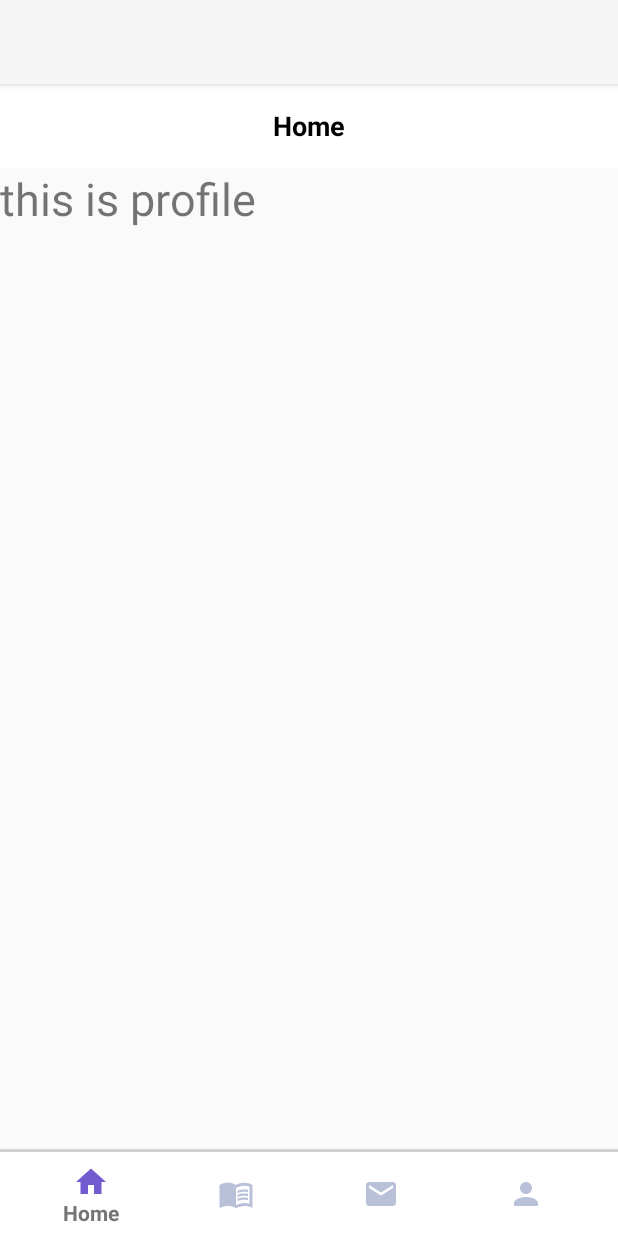
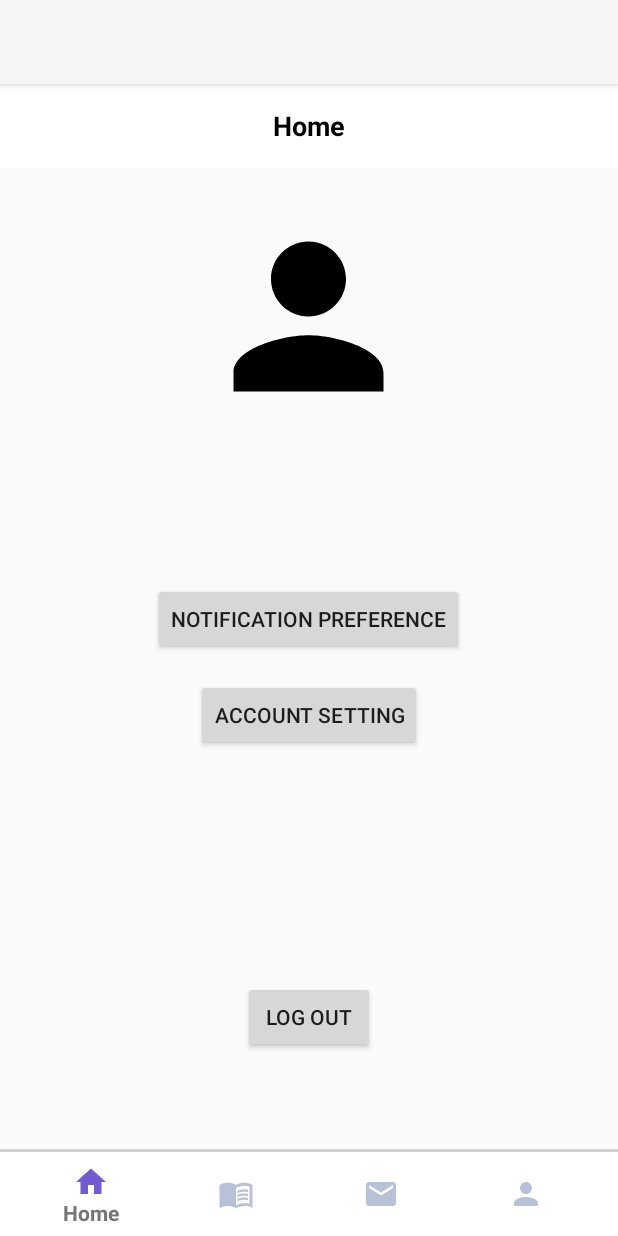
Before and after one commit to yyfyyfstudy1/schoolAssistantGPT, an Android app: the fragment profileFragment placed in its activity, on a phone screen of 412 x 824 dp. Run offline under Robolectric (Android 15) with nearby library versions, the phone set to English and light mode, and no system bars; our stand-ins replace Firebase (no records; nobody signed in at launch, a user with empty details on screens opened directly); 1 statement that could not run was skipped.

Commit message:
Update profile fragment visual

```diff
--- a/app/src/main/java/comp5216/sydney/edu/au/learn/fragment/profileFragment.java
+++ b/app/src/main/java/comp5216/sydney/edu/au/learn/fragment/profileFragment.java
@@ -4,14 +4,22 @@ import android.os.Bundle;
 import android.view.LayoutInflater;
 import android.view.View;
 import android.view.ViewGroup;
+import android.widget.TextView;
 
 import androidx.annotation.NonNull;
 import androidx.annotation.Nullable;
 import androidx.fragment.app.Fragment;
 
+import com.google.firebase.auth.FirebaseAuth;
+import com.google.firebase.auth.FirebaseUser;
+
 import comp5216.sydney.edu.au.learn.R;
 
 public class profileFragment extends Fragment {
+
+    private TextView nameTextView;
+    private TextView emailTextView;
+
     @Nullable
     @Override
     public View onCreateView(@NonNull LayoutInflater inflater, @Nullable ViewGroup container, @Nullable Bundle savedInstanceState) {
@@ -22,6 +30,20 @@ public class profileFragment extends Fragment {
     @Override
     public void onViewCreated(@NonNull View view, @Nullable Bundle savedInstanceState) {
         super.onViewCreated(view, savedInstanceState);
+        FirebaseUser user = FirebaseAuth.getInstance().getCurrentUser();
+
+        nameTextView = view.findViewById(R.id.profileName);
+        emailTextView = view.findViewById(R.id.profileEmail);
+
+        if(user != null) {
+            String userName = user.getDisplayName();
+            String userEmail = user.getEmail();
+
+            if(userName != null)
+                nameTextView.setText(userName);
+            if(userEmail != null)
+                emailTextView.setText(userEmail);
+        }
 
     }
 }
--- a/app/src/main/res/layout/fragment_profile.xml
+++ b/app/src/main/res/layout/fragment_profile.xml
@@ -1,12 +1,68 @@
 <?xml version="1.0" encoding="utf-8"?>
-<LinearLayout xmlns:android="http://schemas.android.com/apk/res/android"
+<RelativeLayout xmlns:android="http://schemas.android.com/apk/res/android"
     android:layout_width="match_parent"
     android:layout_height="match_parent">
 
+    <!-- Profile Image -->
+    <ImageView
+        android:id="@+id/profile_image"
+        android:layout_width="150dp"
+        android:layout_height="150dp"
+        android:src="@drawable/baseline_person_24"
+        android:layout_centerHorizontal="true"
+        android:layout_marginTop="24dp" />
+
+    <!-- Displayed Name -->
     <TextView
-        android:layout_width="match_parent"
-        android:layout_height="match_parent"
-        android:textSize="30sp"
-        android:text="this is profile"/>
+        android:id="@+id/profileName"
+        android:layout_width="wrap_content"
+        android:layout_height="wrap_content"
+        android:text="User Name"
+        android:layout_below="@id/profile_image"
+        android:textSize="18sp"
+        android:layout_centerHorizontal="true"
+        android:layout_marginTop="16dp" />
 
-</LinearLayout>
+    <!-- Email -->
+    <TextView
+        android:id="@+id/profileEmail"
+        android:layout_width="wrap_content"
+        android:layout_height="wrap_content"
+        android:text="user@email.com"
+        android:textSize="16sp"
+        android:layout_below="@id/profileName"
+        android:layout_centerHorizontal="true"
+        android:layout_marginTop="8dp" />
+
+    <!-- Set Notification Preferences -->
+    <Button
+        android:id="@+id/notification_preferences_button"
+        android:layout_width="wrap_content"
+        android:layout_height="wrap_content"
+        android:text="Notification Preference"
+        android:layout_below="@id/profileEmail"
+        android:layout_centerHorizontal="true"
+        android:layout_marginTop="32dp" />
+
+    <!-- Account Setting -->
+    <!--  Change password & delete account -->
+    <Button
+        android:id="@+id/change_password_button"
+        android:layout_width="wrap_content"
+        android:layout_height="wrap_content"
+        android:text="Account Setting"
+        android:layout_below="@id/notification_preferences_button"
+        android:layout_centerHorizontal="true"
+        android:layout_marginTop="16dp" />
+
+    <!-- Log Out Button -->
+    <Button
+        android:id="@+id/log_out_button"
+        android:layout_width="wrap_content"
+        android:layout_height="wrap_content"
+        android:text="Log Out"
+        android:layout_alignParentBottom="true"
+        android:layout_centerHorizontal="true"
+        android:layout_marginBottom="64dp" />
+
+</RelativeLayout>
```
